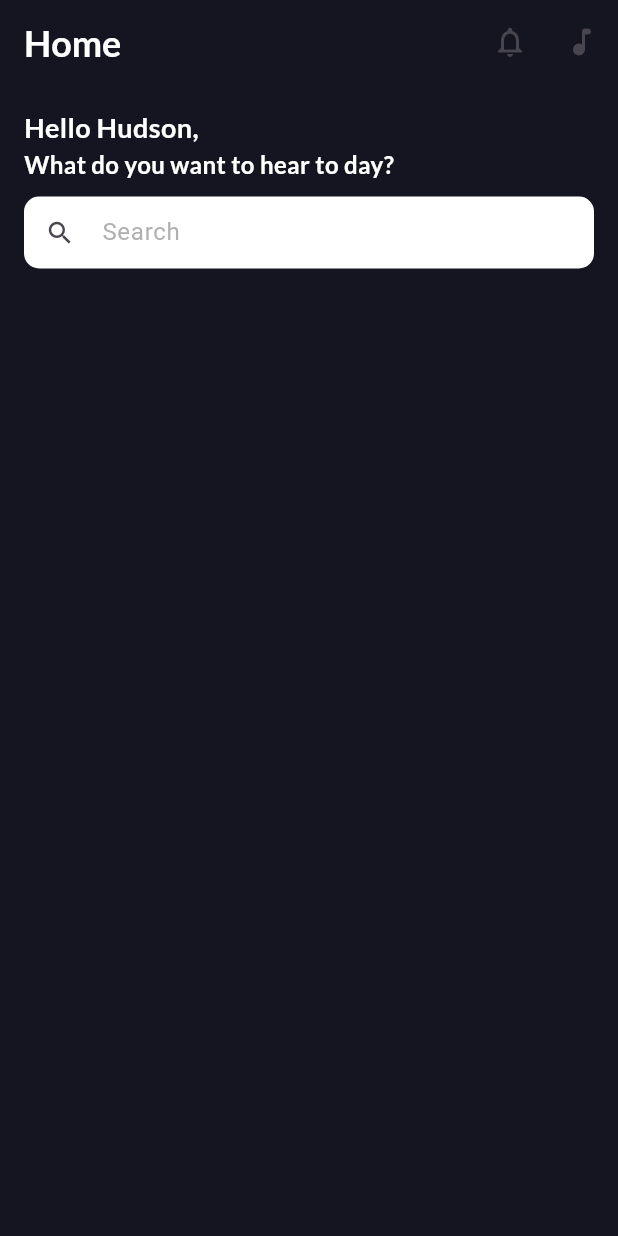
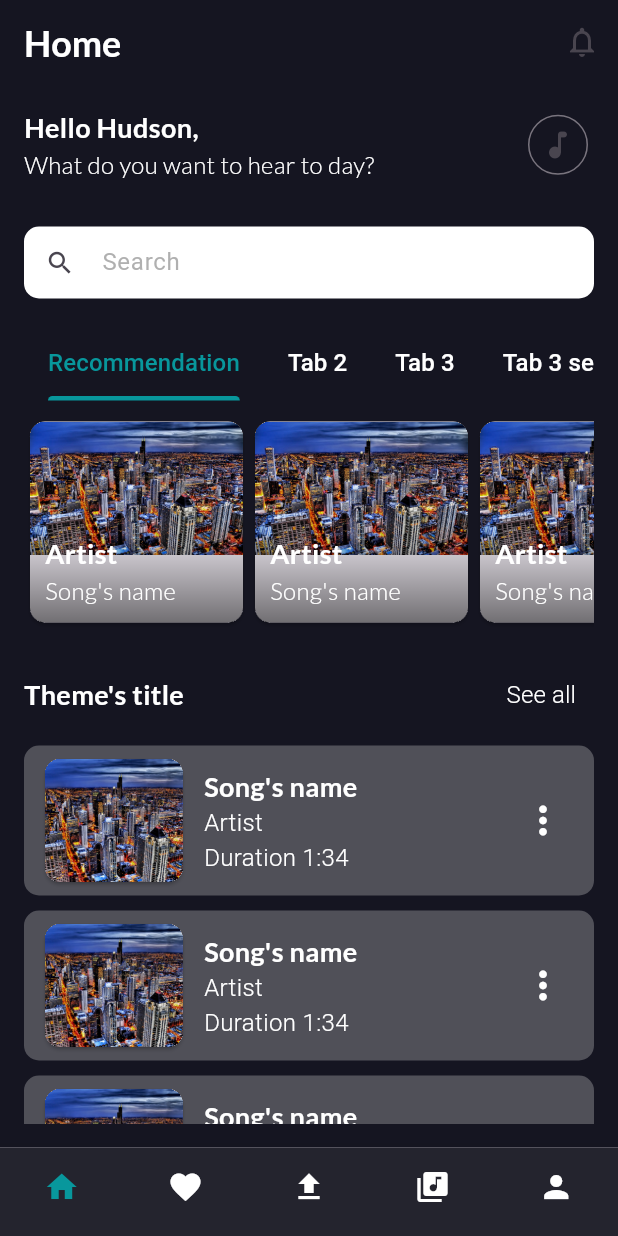
Before and after one commit to HudsonBui/USoundMusicApp, a Flutter app: the screen it shows after launch, on a phone screen of 412 x 824 dp. Run offline on Flutter 3.47's test engine with Material 3 defaults, Android fonts, the phone set to English and light mode, and no system bars; our stand-ins replace google_fonts, transparent_image; missing offline and left inert: dart:ffi.

Commit message:
add dashboard, themeplaylist, song item horizontal

```diff
--- a/lib/assets/colors.dart
+++ b/lib/assets/colors.dart
@@ -12,3 +12,10 @@ const solidBackgroundColor = Color.fromRGBO(21, 21, 33, 1);
 const constractWhiteTextColor = Color.fromRGBO(8, 151, 156, 1);
 
 const hintTextColor = Color.fromARGB(208, 158, 158, 158);
+
+//Song item background color
+const songItemBackgroundColor = Color.fromRGBO(217, 217, 217, 0.3);
+
+
+//BottomNavigationBar
+const bottomNavigationBarColor = Color.fromRGBO(36, 36, 46, 1);
--- a/lib/assets/fonts.dart
+++ b/lib/assets/fonts.dart
@@ -10,21 +10,28 @@ final textLargeStyle = GoogleFonts.lato(
 
 final textMediumStyle = GoogleFonts.lato(
   fontSize: 24,
+  color: Colors.white,
   fontWeight: FontWeight.bold,
-  color: Colors.white,
   decoration: TextDecoration.none,
 );
 
 final textNormalStyle = GoogleFonts.lato(
   fontSize: 18,
+  color: Colors.white,
   fontWeight: FontWeight.bold,
-  color: Colors.white,
   decoration: TextDecoration.none,
 );
 
 final textSmallStyle = GoogleFonts.lato(
   fontSize: 16,
-  fontWeight: FontWeight.bold,
   color: Colors.white,
+  fontWeight: FontWeight.w300,
   decoration: TextDecoration.none,
 );
+
+const textSmallLightStyle = TextStyle(
+  fontSize: 16,
+  color: Colors.white,
+  fontWeight: FontWeight.w300,
+  decoration: TextDecoration.none,
+);
--- a/lib/main.dart
+++ b/lib/main.dart
@@ -1,8 +1,5 @@
 import 'package:flutter/material.dart';
-import 'package:usound/assets/colors.dart';
-import 'package:usound/assets/fonts.dart';
-import 'package:usound/assets/image_url.dart';
-import 'package:usound/screens/intro_screens/loading_screen.dart';
+import 'package:usound/screens/main_screem/main_screen.dart';
 
 void main() {
   runApp(const MaterialApp(home: MyApp()));
@@ -14,60 +11,6 @@ class MyApp extends StatelessWidget {
   // This widget is the root of your application.
   @override
   Widget build(BuildContext context) {
-    return Scaffold(
-      appBar: AppBar(
-        title: Text(
-          'Home',
-          style: textMediumStyle,
-        ),
-        actions: [
-          IconButton(
-            onPressed: () {},
-            icon: const Icon(Icons.notifications_none),
-          ),
-          IconButton(onPressed: () {}, icon: const Icon(Icons.music_note_rounded))
-        ],
-        backgroundColor: solidBackgroundColor,
-      ),
-      body: Container(
-        padding: const EdgeInsets.all(16.0),
-        decoration: const BoxDecoration(
-          color: solidBackgroundColor,
-        ),
-        child: Column(
-          crossAxisAlignment: CrossAxisAlignment.start,
-          children: [
-            Text(
-              'Hello Hudson,',
-              style: textNormalStyle,
-            ),
-            Text(
-              'What do you want to hear to day?',
-              style: textSmallStyle,
-            ),
-            const SizedBox(height: 10),
-            TextField(
-              decoration: InputDecoration(
-                hintText: 'Search',
-                hintStyle: const TextStyle(
-                  color: hintTextColor,
-                ),
-                prefixIcon: const Icon(
-                  Icons.search,
-                  size: 20,
-                ),
-                contentPadding: const EdgeInsets.all(10),
-                border: OutlineInputBorder(
-                  borderRadius: BorderRadius.circular(10),
-                  borderSide: BorderSide.none,
-                ),
-                fillColor: Colors.white,
-                filled: true,
-              ),
-            )
-          ],
-        ),
-      ),
-    );
+    return const MainScreen();
   }
 }
--- /dev/null
+++ b/lib/screens/main_screem/main_screen.dart
@@ -0,0 +1,133 @@
+import 'package:flutter/cupertino.dart';
+import 'package:flutter/gestures.dart';
+import 'package:flutter/material.dart';
+import 'package:flutter/widgets.dart';
+import 'package:usound/assets/colors.dart';
+import 'package:usound/assets/fonts.dart';
+import 'package:usound/screens/main_screem/tab_screen/dashboard.dart';
+import 'package:usound/widgets/list_songs/horizontal_list_song.dart';
+import 'package:usound/widgets/list_songs/song.dart';
+import 'package:usound/widgets/list_songs/song_large.dart';
+import 'package:usound/widgets/list_songs/themed_playlist.dart';
+
+class MainScreen extends StatefulWidget {
+  const MainScreen({super.key});
+
+  @override
+  State<MainScreen> createState() => _MainScreenState();
+}
+
+class _MainScreenState extends State<MainScreen> {
+  var _selectedPageIndex = 0;
+
+  void _selectedPage(int index) {
+    setState(() {
+      print('Vi tri: $index');
+      _selectedPageIndex = index;
+    });
+  }
+
+  @override
+  Widget build(BuildContext context) {
+    Widget _activedScreen = const Dashboard();
+
+    if (_selectedPageIndex == 1) {
+      _activedScreen = Container(
+        child: Text(
+          'Favorite',
+          style: textLargeStyle,
+        ),
+      );
+    }
+    if (_selectedPageIndex == 2) {
+      _activedScreen = Container(
+        child: Text(
+          'Upload',
+          style: textLargeStyle,
+        ),
+      );
+    }
+    if (_selectedPageIndex == 3) {
+      _activedScreen = Container(
+        child: Text(
+          'Library',
+          style: textLargeStyle,
+        ),
+      );
+    }
+    if (_selectedPageIndex == 4) {
+      _activedScreen = Container(
+        child: Text(
+          'Person',
+          style: textLargeStyle,
+        ),
+      );
+    }
+
+    return Scaffold(
+      appBar: AppBar(
+        title: Text(
+          'Home',
+          style: textMediumStyle,
+        ),
+        actions: [
+          IconButton(
+            onPressed: () {},
+            icon: const Icon(Icons.notifications_none),
+          ),
+        ],
+        backgroundColor: solidBackgroundColor,
+      ),
+      body: Container(
+        padding: const EdgeInsets.symmetric(horizontal: 16, vertical: 16),
+        decoration: const BoxDecoration(
+          color: solidBackgroundColor,
+        ),
+        child: _activedScreen,
+      ),
+      bottomNavigationBar: BottomNavigationBar(
+        onTap: (index) {
+          _selectedPage(index);
+        },
+        type: BottomNavigationBarType.fixed,
+        currentIndex: _selectedPageIndex,
+        backgroundColor: bottomNavigationBarColor,
+        showSelectedLabels: false,
+        showUnselectedLabels: false,
+        selectedItemColor: subtitleColor,
+        unselectedItemColor: Colors.white,
+        selectedFontSize: 14,
+        unselectedFontSize: 14,
+        items: const [
+          BottomNavigationBarItem(
+            icon: Icon(
+              Icons.home,
+            ),
+            label: '',
+            backgroundColor: bottomNavigationBarColor,
+          ),
+          BottomNavigationBarItem(
+            icon: Icon(Icons.favorite),
+            label: '',
+            backgroundColor: bottomNavigationBarColor,
+          ),
+          BottomNavigationBarItem(
+            icon: Icon(Icons.upload),
+            label: '',
+            backgroundColor: bottomNavigationBarColor,
+          ),
+          BottomNavigationBarItem(
+            icon: Icon(Icons.library_music),
+            label: '',
+            backgroundColor: bottomNavigationBarColor,
+          ),
+          BottomNavigationBarItem(
+            icon: Icon(Icons.person),
+            label: '',
+            backgroundColor: bottomNavigationBarColor,
+          ),
+        ],
+      ),
+    );
+  }
+}
--- /dev/null
+++ b/lib/screens/main_screem/tab_screen/dashboard.dart
@@ -0,0 +1,136 @@
+import 'package:flutter/cupertino.dart';
+import 'package:flutter/material.dart';
+import 'package:usound/assets/colors.dart';
+import 'package:usound/assets/fonts.dart';
+import 'package:usound/widgets/list_songs/horizontal_list_song.dart';
+import 'package:usound/widgets/list_songs/themed_playlist.dart';
+
+class Dashboard extends StatelessWidget {
+  const Dashboard({super.key});
+
+  @override
+  Widget build(BuildContext context) {
+    return ListView(
+      children: [
+        Column(
+          crossAxisAlignment: CrossAxisAlignment.start,
+          children: [
+            Row(
+              mainAxisAlignment: MainAxisAlignment.spaceBetween,
+              children: [
+                Column(
+                  crossAxisAlignment: CrossAxisAlignment.start,
+                  children: [
+                    Text(
+                      'Hello Hudson,',
+                      style: textNormalStyle,
+                    ),
+                    Text(
+                      'What do you want to hear to day?',
+                      style: textSmallStyle,
+                    ),
+                  ],
+                ),
+                IconButton.outlined(
+                  onPressed: () {},
+                  icon: const Icon(Icons.music_note_rounded),
+                )
+              ],
+            ),
+            const SizedBox(height: 30),
+            TextField(
+              decoration: InputDecoration(
+                hintText: 'Search',
+                hintStyle: const TextStyle(
+                  color: hintTextColor,
+                ),
+                prefixIcon: const Icon(
+                  Icons.search,
+                  size: 20,
+                ),
+                contentPadding: const EdgeInsets.all(10),
+                border: OutlineInputBorder(
+                  borderRadius: BorderRadius.circular(10),
+                  borderSide: BorderSide.none,
+                ),
+                fillColor: Colors.white,
+                filled: true,
+              ),
+            ),
+            const SizedBox(height: 20),
+            const SizedBox(
+              height: 200,
+              child: DefaultTabController(
+                length: 5,
+                child: Column(
+                  children: [
+                    TabBar(
+                      //padding: EdgeInsets.zero,
+                      indicatorSize: TabBarIndicatorSize.label,
+                      isScrollable: true,
+                      indicatorColor: subtitleColor,
+                      dividerColor: Colors.transparent,
+                      labelColor: subtitleColor, // Màu của tab được chọn
+                      unselectedLabelColor: Colors.white,
+                      tabAlignment: TabAlignment.start,
+                      tabs: [
+                        Tab(
+                          child: Text(
+                            'Recommendation',
+                            style: TextStyle(fontSize: 16),
+                          ),
+                        ),
+                        Tab(
+                          child: Text(
+                            'Tab 2',
+                            style: TextStyle(fontSize: 16),
+                          ),
+                        ),
+                        Tab(
+                          child: Text(
+                            'Tab 3',
+                            style: TextStyle(fontSize: 16),
+                          ),
+                        ),
+                        Tab(
+                          child: Text(
+                            'Tab 3 second',
+                            style: TextStyle(fontSize: 16),
+                          ),
+                        ),
+                        Tab(
+                          child: Text(
+                            'Tab 3 third',
+                            style: TextStyle(fontSize: 16),
+                          ),
+                        ),
+                      ],
+                    ),
+                    SizedBox(height: 10),
+                    Expanded(
+                      child: TabBarView(
+                        children: [
+                          HorizontalListSong(),
+                          HorizontalListSong(),
+                          HorizontalListSong(),
+                          HorizontalListSong(),
+                          HorizontalListSong(),
+                        ],
+                      ),
+                    ),
+                  ],
+                ),
+              ),
+            ),
+            const SizedBox(height: 20),
+            const ThemedPlaylist(),
+            const SizedBox(height: 10),
+            const ThemedPlaylist(),
+            const SizedBox(height: 10),
+            const ThemedPlaylist(),
+          ],
+        ),
+      ],
+    );
+  }
+}
--- /dev/null
+++ b/lib/widgets/list_songs/horizontal_list_song.dart
@@ -0,0 +1,15 @@
+import 'package:flutter/material.dart';
+import 'package:usound/widgets/list_songs/song_large.dart';
+
+class HorizontalListSong extends StatelessWidget {
+  const HorizontalListSong({super.key});
+
+  @override
+  Widget build(BuildContext context) {
+    return ListView.builder(
+      itemCount: 10,
+      scrollDirection: Axis.horizontal,
+      itemBuilder: (context, index) => const SongItemLarge(),
+    );
+  }
+}
--- /dev/null
+++ b/lib/widgets/list_songs/song.dart
@@ -0,0 +1,72 @@
+import 'package:flutter/cupertino.dart';
+import 'package:flutter/material.dart';
+import 'package:flutter/widgets.dart';
+import 'package:usound/assets/colors.dart';
+import 'package:usound/assets/fonts.dart';
+import 'package:usound/assets/image_url.dart';
+
+class SongItem extends StatelessWidget {
+  const SongItem({super.key});
+
+  @override
+  Widget build(BuildContext context) {
+    return InkWell(
+      onTap: () {},
+      child: Container(
+        padding: const EdgeInsets.symmetric(horizontal: 10, vertical: 5),
+        height: 100,
+        decoration: BoxDecoration(
+          borderRadius: BorderRadius.circular(10),
+          color: songItemBackgroundColor,
+        ),
+        child: Row(
+          children: [
+            SizedBox(
+              height: 100,
+              width: 100,
+              child: Card(
+                shape: RoundedRectangleBorder(
+                  borderRadius: BorderRadius.circular(10),
+                ),
+                clipBehavior: Clip.hardEdge,
+                child: Image.asset(
+                  introScreen1Image,
+                  fit: BoxFit.cover,
+                ),
+              ),
+            ),
+            const SizedBox(width: 10),
+            Expanded(
+              child: Column(
+                mainAxisAlignment: MainAxisAlignment.center,
+                crossAxisAlignment: CrossAxisAlignment.start,
+                children: [
+                  Text(
+                    'Song\'s name',
+                    style: textNormalStyle,
+                  ),
+                  const Text(
+                    'Artist',
+                    style: textSmallLightStyle,
+                  ),
+                  const Text(
+                    'Duration 1:34',
+                    style: textSmallLightStyle,
+                  ),
+                ],
+              ),
+            ),
+            IconButton(
+              onPressed: () {},
+              icon: const Icon(
+                Icons.more_vert,
+                color: Colors.white,
+                size: 30,
+              ),
+            )
+          ],
+        ),
+      ),
+    );
+  }
+}
--- /dev/null
+++ b/lib/widgets/list_songs/song_large.dart
@@ -0,0 +1,71 @@
+import 'dart:ffi';
+
+import 'package:flutter/material.dart';
+import 'package:transparent_image/transparent_image.dart';
+import 'package:usound/assets/fonts.dart';
+import 'package:usound/assets/image_url.dart';
+
+class SongItemLarge extends StatelessWidget {
+  const SongItemLarge({super.key});
+
+  @override
+  Widget build(BuildContext context) {
+    return SizedBox(
+      width: 150,
+      height: 150,
+      child: Card(
+        shape: RoundedRectangleBorder(
+          borderRadius: BorderRadius.circular(10),
+        ),
+        clipBehavior: Clip.hardEdge,
+        child: InkWell(
+          onTap: () {},
+          splashColor: Colors.amber.shade100,
+          child: Stack(
+            children: [
+              FadeInImage(
+                placeholder: MemoryImage(kTransparentImage),
+                image: const AssetImage(introScreen1Image),
+              ),
+              Positioned(
+                left: 0,
+                bottom: 0,
+                right: 0,
+                child: Container(
+                  padding:
+                      const EdgeInsets.symmetric(horizontal: 10, vertical: 10),
+                  decoration: const BoxDecoration(
+                    gradient: LinearGradient(
+                      colors: [Colors.black54, Color.fromARGB(0, 0, 0, 0)],
+                      begin: Alignment.bottomCenter,
+                      end: Alignment.topCenter,
+                    ),
+                  ),
+                  child: Column(
+                    crossAxisAlignment: CrossAxisAlignment.start,
+                    children: [
+                      Text(
+                        'Artist',
+                        style: textNormalStyle,
+                        maxLines: 1,
+                        softWrap: true,
+                        overflow: TextOverflow.ellipsis,
+                      ),
+                      Text(
+                        'Song\'s name',
+                        style: textSmallStyle,
+                        maxLines: 2,
+                        softWrap: true,
+                        overflow: TextOverflow.ellipsis,
+                      ),
+                    ],
+                  ),
+                ),
+              ),
+            ],
+          ),
+        ),
+      ),
+    );
+  }
+}
--- /dev/null
+++ b/lib/widgets/list_songs/themed_playlist.dart
@@ -0,0 +1,36 @@
+import 'package:flutter/material.dart';
+import 'package:usound/assets/fonts.dart';
+import 'package:usound/widgets/list_songs/song.dart';
+
+class ThemedPlaylist extends StatelessWidget {
+  const ThemedPlaylist({super.key});
+
+  @override
+  Widget build(BuildContext context) {
+    return Container(
+      child: Column(
+        children: [
+          Row(
+            mainAxisAlignment: MainAxisAlignment.spaceBetween,
+            children: [
+              Text('Theme\'s title', style: textNormalStyle),
+              TextButton(
+                onPressed: () {},
+                child: const Text(
+                  'See all',
+                  style: textSmallLightStyle,
+                ),
+              )
+            ],
+          ),
+          const SizedBox(height: 10),
+          const SongItem(),
+          const SizedBox(height: 10),
+          const SongItem(),
+          const SizedBox(height: 10),
+          const SongItem()
+        ],
+      ),
+    );
+  }
+}
--- a/pubspec.yaml
+++ b/pubspec.yaml
@@ -35,6 +35,7 @@ dependencies:
   # Use with the CupertinoIcons class for iOS style icons.
   cupertino_icons: ^1.0.6
   google_fonts: ^6.2.1
+  transparent_image: ^2.0.1
 
 dev_dependencies:
   flutter_test:
```
Also changed, not shown: pubspec.lock.
